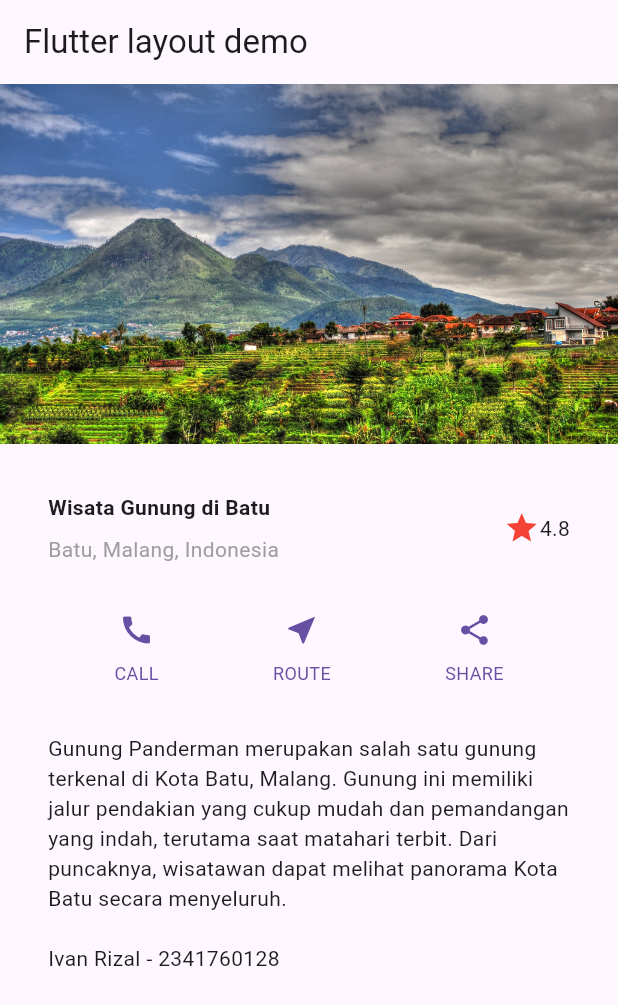
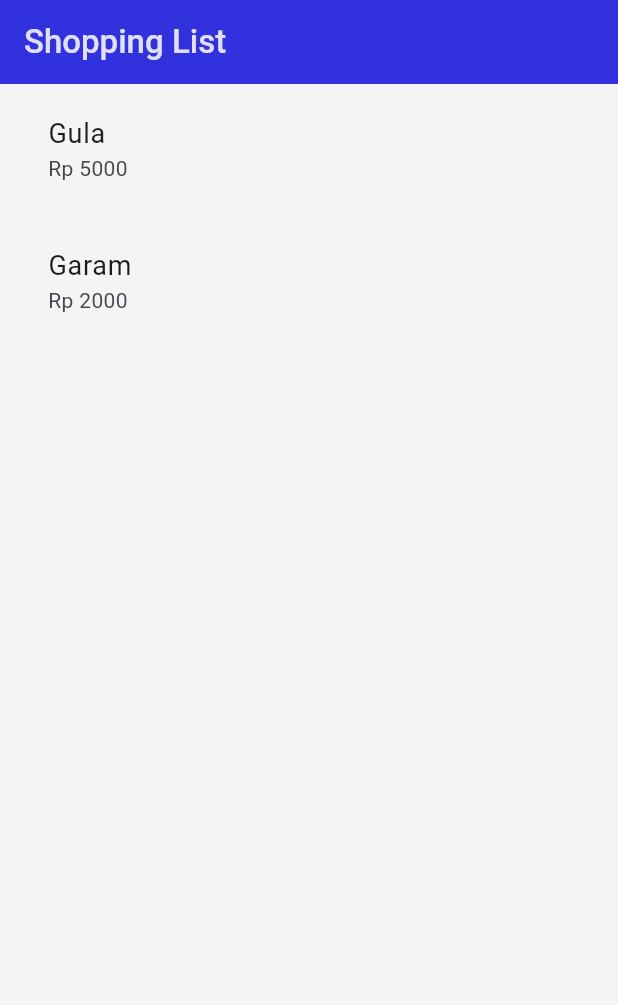
Before and after one commit to ivanrizalahmadi/JS6_Flutter_2341760128, a Flutter app: the screen it shows after launch, on a phone screen of 412 x 824 dp. Shown: the top 1005 px of the screen. Run offline on Flutter 3.47's test engine with Material 3 defaults, Android fonts, the light colour scheme and no system bars.

Commit message:
Praktikum 5 - JS 6

```diff
--- a/lib/main.dart
+++ b/lib/main.dart
@@ -1,115 +1,14 @@
 import 'package:flutter/material.dart';
+import '../pages/home_page.dart';
+import '../pages/item_page.dart';
 
-void main() => runApp(const MyApp());
-
-class MyApp extends StatelessWidget {
-  const MyApp({super.key});
-
-  @override
-  Widget build(BuildContext context) {
-    // Title Section
-    Widget titleSection = Container(
-      padding: const EdgeInsets.all(32),
-      child: Row(
-        children: [
-          Expanded(
-            child: Column(
-              crossAxisAlignment: CrossAxisAlignment.start,
-              children: [
-                Container(
-                  padding: const EdgeInsets.only(bottom: 8),
-                  child: const Text(
-                    'Wisata Gunung di Batu',
-                    style: TextStyle(
-                      fontWeight: FontWeight.bold,
-                    ),
-                  ),
-                ),
-                const Text(
-                  'Batu, Malang, Indonesia',
-                  style: TextStyle(
-                    color: Colors.grey,
-                  ),
-                ),
-              ],
-            ),
-          ),
-          const Icon(
-            Icons.star,
-            color: Colors.red,
-          ),
-          const Text('4.8'),
-        ],
-      ),
-    );
-
-    // Button Section
-    Color color = Theme.of(context).primaryColor;
-
-    Widget buttonSection = Row(
-      mainAxisAlignment: MainAxisAlignment.spaceEvenly,
-      children: [
-        _buildButtonColumn(color, Icons.call, 'CALL'),
-        _buildButtonColumn(color, Icons.near_me, 'ROUTE'),
-        _buildButtonColumn(color, Icons.share, 'SHARE'),
-      ],
-    );
-
-    // Text Section
-    Widget textSection = Container(
-      padding: const EdgeInsets.all(32),
-      child: const Text(
-        'Gunung Panderman merupakan salah satu gunung terkenal di Kota Batu, '
-        'Malang. Gunung ini memiliki jalur pendakian yang cukup mudah dan pemandangan '
-        'yang indah, terutama saat matahari terbit. Dari puncaknya, wisatawan dapat '
-        'melihat panorama Kota Batu secara menyeluruh. '
-        '\n\nIvan Rizal - 2341760128',
-        softWrap: true,
-      ),
-    );
-
-    return MaterialApp(
-      title: 'Flutter layout: Ivan Rizal dan 2341760128',
-      home: Scaffold(
-        appBar: AppBar(
-          title: const Text('Flutter layout demo'),
-        ),
-        body: ListView(
-          children: [
-            Image.asset(
-              'assets/images/panderman.jpg', // gambar dari folder assets/images
-              width: 600,
-              height: 240,
-              fit: BoxFit.cover, // gambar menutupi area penuh
-            ),
-            titleSection,
-            buttonSection,
-            textSection,
-          ],
-        ),
-      ),
-    );
-  }
-
-  // Method Helper untuk Button
-  Column _buildButtonColumn(Color color, IconData icon, String label) {
-    return Column(
-      mainAxisSize: MainAxisSize.min,
-      mainAxisAlignment: MainAxisAlignment.center,
-      children: [
-        Icon(icon, color: color),
-        Container(
-          margin: const EdgeInsets.only(top: 8),
-          child: Text(
-            label,
-            style: TextStyle(
-              fontSize: 12,
-              fontWeight: FontWeight.w400,
-              color: color,
-            ),
-          ),
-        ),
-      ],
-    );
-  }
+void main() {
+  runApp(MaterialApp(
+    debugShowCheckedModeBanner: false,
+    initialRoute: '/',
+    routes: {
+      '/': (context) => const HomePage(),
+      '/item': (context) => const ItemPage(),
+    },
+  ));
 }
--- /dev/null
+++ b/lib/models/item.dart
@@ -0,0 +1,6 @@
+class Item {
+  String name;
+  int price;
+
+  Item({required this.name, required this.price});
+}
--- /dev/null
+++ b/lib/pages/home_page.dart
@@ -0,0 +1,52 @@
+import 'package:flutter/material.dart';
+import '../models/item.dart';
+
+final List<Item> items = [
+  Item(name: 'Gula', price: 5000),
+  Item(name: 'Garam', price: 2000),
+];
+
+class HomePage extends StatelessWidget {
+  const HomePage({super.key});
+
+  @override
+  Widget build(BuildContext context) {
+    return Scaffold(
+      backgroundColor: const Color.fromARGB(255, 244, 244, 245),
+      appBar: AppBar(
+        backgroundColor: const Color.fromARGB(255, 49, 49, 222),
+        elevation: 0,
+        title: const Text(
+          'Shopping List',
+          style: TextStyle(
+            color: Color.fromARGB(221, 250, 250, 250),
+            fontSize: 22,
+            fontWeight: FontWeight.w500,
+          ),
+        ),
+      ),
+      body: ListView.builder(
+        itemCount: items.length,
+        itemBuilder: (context, index) {
+          return Padding(
+            padding: const EdgeInsets.symmetric(horizontal: 16, vertical: 8),
+            child: ListTile(
+              title: Text(
+                items[index].name,
+                style: const TextStyle(fontSize: 18),
+              ),
+              subtitle: Text('Rp ${items[index].price}'),
+              onTap: () {
+                Navigator.pushNamed(
+                  context,
+                  '/item',
+                  arguments: items[index],
+                );
+              },
+            ),
+          );
+        },
+      ),
+    );
+  }
+}
--- /dev/null
+++ b/lib/pages/item_page.dart
@@ -0,0 +1,23 @@
+import 'package:flutter/material.dart';
+import '../models/item.dart';
+
+class ItemPage extends StatelessWidget {
+  const ItemPage({super.key});
+
+  @override
+  Widget build(BuildContext context) {
+    final Item item = ModalRoute.of(context)!.settings.arguments as Item;
+
+    return Scaffold(
+      appBar: AppBar(
+        title: Text(item.name),
+      ),
+      body: Center(
+        child: Text(
+          ' ${item.name} Price is Rp ${item.price}',
+          style: const TextStyle(fontSize: 20),
+        ),
+      ),
+    );
+  }
+}
```
Also changed, not shown: image-10.png (added), image-11.png (added), image-12.png (added), image-13.png (added), image-14.png (added), image-15.png (added), image-16.png (added), image-9.png (added), 2 other files.
